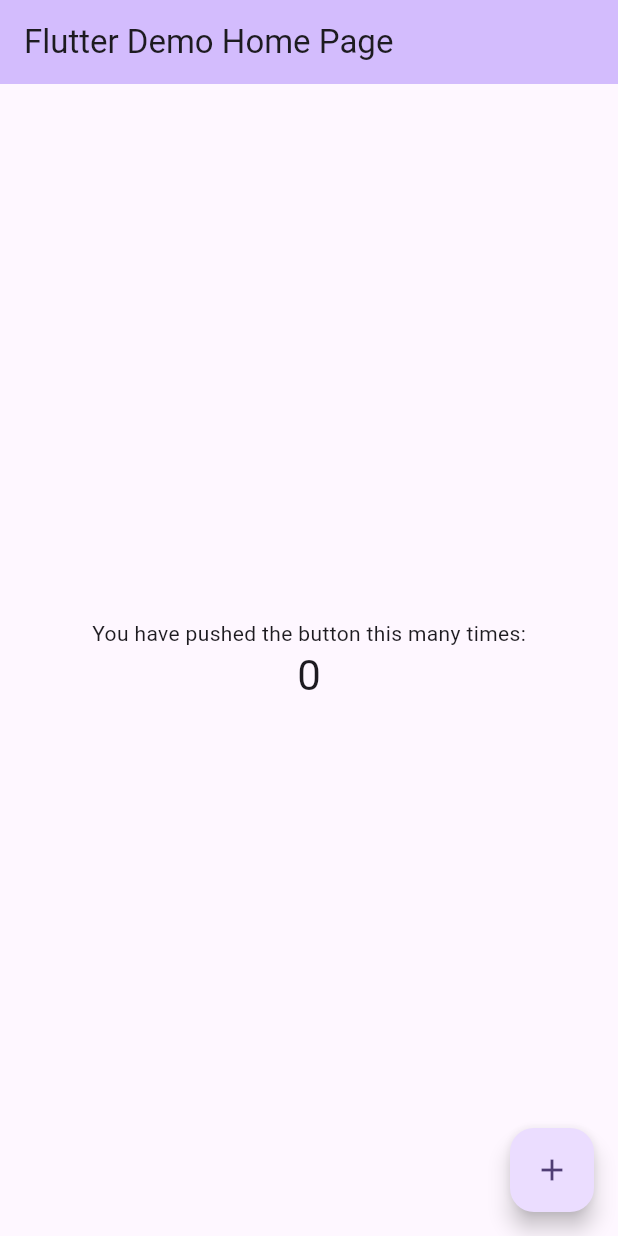
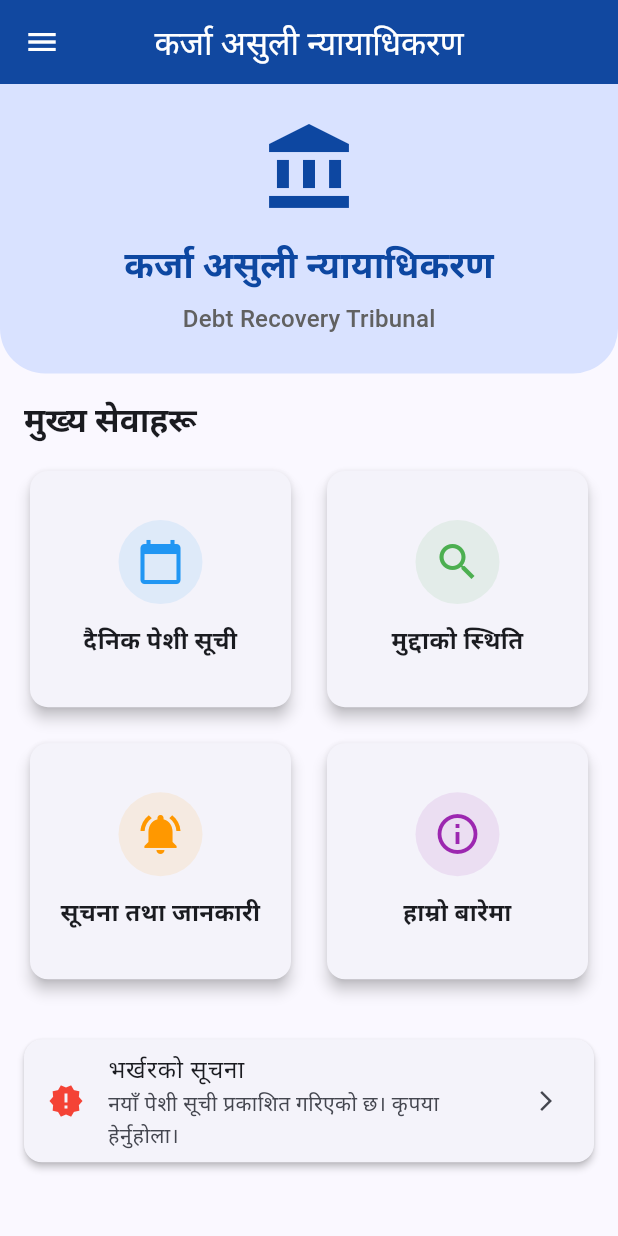
Before and after one commit to could-ai/019add3e-5d37-7859-8373-62133ae4a4b3, a Flutter app: the screen it shows after launch, on a phone screen of 412 x 824 dp. Run offline on Flutter 3.47's test engine with Material 3 defaults, Android fonts, the phone set to English and light mode, and no system bars.

Commit message:
Configured main.dart with Nepali title 'कर्जा असुली न्यायाधिकरण', official blue/red color theme, and defined routes for the main sections of the app.; Created HomeScreen with a professional dashboard layout featuring a header, grid menu for main services (Cause List, Case Status, Notices, About), and a drawer navigation. Used Nepali text for UI elements.; Created CauseListScreen to display the daily schedule of cases (Pesh List) with mock data cards showing bench number, case number, parties involved, and time.; Created CaseStatusScreen with a search form for users to find case details by case number. Includes input validation and a placeholder for search results.; Created NoticeScreen to display a list of official notices and announcements. Uses a ListView with cards for each notice item.; Created AboutScreen providing information about the Debt Recovery Tribunal, including an introduction text and contact details (address, phone, email).

```diff
--- a/usr/lib/main.dart
+++ b/usr/lib/main.dart
@@ -1,4 +1,9 @@
 import 'package:flutter/material.dart';
+import 'screens/home_screen.dart';
+import 'screens/cause_list_screen.dart';
+import 'screens/case_status_screen.dart';
+import 'screens/notice_screen.dart';
+import 'screens/about_screen.dart';
 
 void main() {
   runApp(const MyApp());
@@ -7,117 +12,38 @@ void main() {
 class MyApp extends StatelessWidget {
   const MyApp({super.key});
 
-  // This widget is the root of your application.
   @override
   Widget build(BuildContext context) {
     return MaterialApp(
-      title: 'Flutter Demo',
+      title: 'कर्जा असुली न्यायाधिकरण',
       debugShowCheckedModeBanner: false,
       theme: ThemeData(
-        // This is the theme of your application.
-        //
-        // TRY THIS: Try running your application with "flutter run". You'll see
-        // the application has a purple toolbar. Then, without quitting the app,
-        // try changing the seedColor in the colorScheme below to Colors.green
-        // and then invoke "hot reload" (save your changes or press the "hot
-        // reload" button in a Flutter-supported IDE, or press "r" if you used
-        // the command line to start the app).
-        //
-        // Notice that the counter didn't reset back to zero; the application
-        // state is not lost during the reload. To reset the state, use hot
-        // restart instead.
-        //
-        // This works for code too, not just values: Most code changes can be
-        // tested with just a hot reload.
-        colorScheme: ColorScheme.fromSeed(seedColor: Colors.deepPurple),
+        // Official Blue Color Scheme
+        colorScheme: ColorScheme.fromSeed(
+          seedColor: const Color(0xFF0D47A1),
+          primary: const Color(0xFF0D47A1),
+          secondary: const Color(0xFFC62828), // Red for highlights
+        ),
+        useMaterial3: true,
+        appBarTheme: const AppBarTheme(
+          centerTitle: true,
+          backgroundColor: Color(0xFF0D47A1),
+          foregroundColor: Colors.white,
+          elevation: 2,
+        ),
+        cardTheme: CardTheme(
+          elevation: 2,
+          shape: RoundedRectangleBorder(borderRadius: BorderRadius.circular(12)),
+        ),
       ),
       initialRoute: '/',
       routes: {
-        '/': (context) => const MyHomePage(title: 'Flutter Demo Home Page'),
+        '/': (context) => const HomeScreen(),
+        '/cause-list': (context) => const CauseListScreen(),
+        '/case-status': (context) => const CaseStatusScreen(),
+        '/notices': (context) => const NoticeScreen(),
+        '/about': (context) => const AboutScreen(),
       },
     );
   }
 }
-
-class MyHomePage extends StatefulWidget {
-  const MyHomePage({super.key, required this.title});
-
-  // This widget is the home page of your application. It is stateful, meaning
-  // that it has a State object (defined below) that contains fields that affect
-  // how it looks.
-
-  // This class is the configuration for the state. It holds the values (in this
-  // case the title) provided by the parent (in this case the App widget) and
-  // used by the build method of the State. Fields in a Widget subclass are
-  // always marked "final".
-
-  final String title;
-
-  @override
-  State<MyHomePage> createState() => _MyHomePageState();
-}
-
-class _MyHomePageState extends State<MyHomePage> {
-  int _counter = 0;
-
-  void _incrementCounter() {
-    setState(() {
-      // This call to setState tells the Flutter framework that something has
-      // changed in this State, which causes it to rerun the build method below
-      // so that the display can reflect the updated values. If we changed
-      // _counter without calling setState(), then the build method would not be
-      // called again, and so nothing would appear to happen.
-      _counter++;
-    });
-  }
-
-  @override
-  Widget build(BuildContext context) {
-    // This method is rerun every time setState is called, for instance as done
-    // by the _incrementCounter method above.
-    //
-    // The Flutter framework has been optimized to make rerunning build methods
-    // fast, so that you can just rebuild anything that needs updating rather
-    // than having to individually change instances of widgets.
-    return Scaffold(
-      appBar: AppBar(
-        // TRY THIS: Try changing the color here to a specific color (to
-        // Colors.amber, perhaps?) and trigger a hot reload to see the AppBar
-        // change color while the other colors stay the same.
-        backgroundColor: Theme.of(context).colorScheme.inversePrimary,
-        // Here we take the value from the MyHomePage object that was created by
-        // the App.build method, and use it to set our appbar title.
-        title: Text(widget.title),
-      ),
-      body: Center(
-        // Center is a layout widget. It takes a single child and positions it
-        // in the middle of the parent.
-        child: Column(
-          // Column is also a layout widget. It takes a list of children and
-          // arranges them vertically. By default, it sizes itself to fit its
-          // children horizontally, and tries to be as tall as its parent.
-          //
-          // Column has various properties to control how it sizes itself and
-          // how it positions its children. Here we use mainAxisAlignment to
-          // center the children vertically; the main axis here is the vertical
-          // axis because Columns are vertical (the cross axis would be
-          // horizontal).
-          //
-          // TRY THIS: Invoke "debug painting" (choose the "Toggle Debug Paint"
-          // action in the IDE, or press "p" in the console), to see the
-          // wireframe for each widget.
-          mainAxisAlignment: MainAxisAlignment.center,
-          children: <Widget>[
-            const Text('You have pushed the button this many times:'),
-            Text('$_counter', style: Theme.of(context).textTheme.headlineMedium),
-          ],
-        ),
-      ),
-      floatingActionButton: FloatingActionButton(
-        onPressed: _incrementCounter,
-        tooltip: 'Increment',
-        child: const Icon(Icons.add),
-      ), // This trailing comma makes auto-formatting nicer for build methods.
-    );
-  }
-}
--- /dev/null
+++ b/usr/lib/screens/home_screen.dart
@@ -0,0 +1,193 @@
+import 'package:flutter/material.dart';
+
+class HomeScreen extends StatelessWidget {
+  const HomeScreen({super.key});
+
+  @override
+  Widget build(BuildContext context) {
+    return Scaffold(
+      appBar: AppBar(
+        title: const Text('कर्जा असुली न्यायाधिकरण'),
+      ),
+      drawer: Drawer(
+        child: ListView(
+          padding: EdgeInsets.zero,
+          children: [
+            const UserAccountsDrawerHeader(
+              accountName: Text("अतिथि प्रयोगकर्ता"),
+              accountEmail: Text("स्वागत छ"),
+              currentAccountPicture: CircleAvatar(
+                backgroundColor: Colors.white,
+                child: Icon(Icons.account_balance, size: 40, color: Color(0xFF0D47A1)),
+              ),
+              decoration: BoxDecoration(
+                color: Color(0xFF0D47A1),
+              ),
+            ),
+            ListTile(
+              leading: const Icon(Icons.home),
+              title: const Text('गृहपृष्ठ'),
+              onTap: () => Navigator.pop(context),
+            ),
+            ListTile(
+              leading: const Icon(Icons.list_alt),
+              title: const Text('दैनिक पेशी सूची'),
+              onTap: () => Navigator.pushNamed(context, '/cause-list'),
+            ),
+            ListTile(
+              leading: const Icon(Icons.search),
+              title: const Text('मुद्दाको स्थिति'),
+              onTap: () => Navigator.pushNamed(context, '/case-status'),
+            ),
+            ListTile(
+              leading: const Icon(Icons.notifications),
+              title: const Text('सूचना तथा जानकारी'),
+              onTap: () => Navigator.pushNamed(context, '/notices'),
+            ),
+            ListTile(
+              leading: const Icon(Icons.info),
+              title: const Text('हाम्रो बारेमा'),
+              onTap: () => Navigator.pushNamed(context, '/about'),
+            ),
+          ],
+        ),
+      ),
+      body: SingleChildScrollView(
+        child: Column(
+          crossAxisAlignment: CrossAxisAlignment.start,
+          children: [
+            // Header Banner Area
+            Container(
+              width: double.infinity,
+              padding: const EdgeInsets.all(24.0),
+              decoration: BoxDecoration(
+                color: Theme.of(context).colorScheme.primaryContainer,
+                borderRadius: const BorderRadius.only(
+                  bottomLeft: Radius.circular(30),
+                  bottomRight: Radius.circular(30),
+                ),
+              ),
+              child: Column(
+                children: [
+                  const Icon(Icons.account_balance, size: 64, color: Color(0xFF0D47A1)),
+                  const SizedBox(height: 16),
+                  Text(
+                    'कर्जा असुली न्यायाधिकरण',
+                    style: Theme.of(context).textTheme.headlineSmall?.copyWith(
+                          fontWeight: FontWeight.bold,
+                          color: const Color(0xFF0D47A1),
+                        ),
+                    textAlign: TextAlign.center,
+                  ),
+                  const SizedBox(height: 8),
+                  Text(
+                    'Debt Recovery Tribunal',
+                    style: Theme.of(context).textTheme.titleMedium?.copyWith(
+                          color: Colors.grey[700],
+                        ),
+                  ),
+                ],
+              ),
+            ),
+
+            Padding(
+              padding: const EdgeInsets.all(16.0),
+              child: Text(
+                'मुख्य सेवाहरू',
+                style: Theme.of(context).textTheme.titleLarge?.copyWith(
+                      fontWeight: FontWeight.bold,
+                    ),
+              ),
+            ),
+
+            // Grid Menu
+            Padding(
+              padding: const EdgeInsets.symmetric(horizontal: 16.0),
+              child: GridView.count(
+                shrinkWrap: true,
+                physics: const NeverScrollableScrollPhysics(),
+                crossAxisCount: 2,
+                crossAxisSpacing: 16,
+                mainAxisSpacing: 16,
+                childAspectRatio: 1.1,
+                children: [
+                  _buildMenuCard(
+                    context,
+                    'दैनिक पेशी सूची',
+                    Icons.calendar_today,
+                    Colors.blue,
+                    '/cause-list',
+                  ),
+                  _buildMenuCard(
+                    context,
+                    'मुद्दाको स्थिति',
+                    Icons.search,
+                    Colors.green,
+                    '/case-status',
+                  ),
+                  _buildMenuCard(
+                    context,
+                    'सूचना तथा जानकारी',
+                    Icons.notifications_active,
+                    Colors.orange,
+                    '/notices',
+                  ),
+                  _buildMenuCard(
+                    context,
+                    'हाम्रो बारेमा',
+                    Icons.info_outline,
+                    Colors.purple,
+                    '/about',
+                  ),
+                ],
+              ),
+            ),
+
+            const SizedBox(height: 20),
+
+            // Recent Notice Section (Placeholder)
+            Card(
+              margin: const EdgeInsets.all(16),
+              child: ListTile(
+                leading: const Icon(Icons.new_releases, color: Colors.red),
+                title: const Text('भर्खरको सूचना'),
+                subtitle: const Text('नयाँ पेशी सूची प्रकाशित गरिएको छ। कृपया हेर्नुहोला।'),
+                trailing: const Icon(Icons.arrow_forward_ios, size: 16),
+                onTap: () => Navigator.pushNamed(context, '/notices'),
+              ),
+            ),
+          ],
+        ),
+      ),
+    );
+  }
+
+  Widget _buildMenuCard(BuildContext context, String title, IconData icon, Color color, String route) {
+    return Card(
+      elevation: 4,
+      child: InkWell(
+        onTap: () => Navigator.pushNamed(context, route),
+        borderRadius: BorderRadius.circular(12),
+        child: Column(
+          mainAxisAlignment: MainAxisAlignment.center,
+          children: [
+            CircleAvatar(
+              radius: 28,
+              backgroundColor: color.withOpacity(0.1),
+              child: Icon(icon, size: 32, color: color),
+            ),
+            const SizedBox(height: 12),
+            Text(
+              title,
+              style: const TextStyle(
+                fontSize: 16,
+                fontWeight: FontWeight.bold,
+              ),
+              textAlign: TextAlign.center,
+            ),
+          ],
+        ),
+      ),
+    );
+  }
+}
```
Also changed, not shown: usr/lib/screens/about_screen.dart (added, +78 -0 lines), usr/lib/screens/case_status_screen.dart (added, +96 -0 lines), usr/lib/screens/cause_list_screen.dart (added, +70 -0 lines), usr/lib/screens/notice_screen.dart (added, +54 -0 lines).
